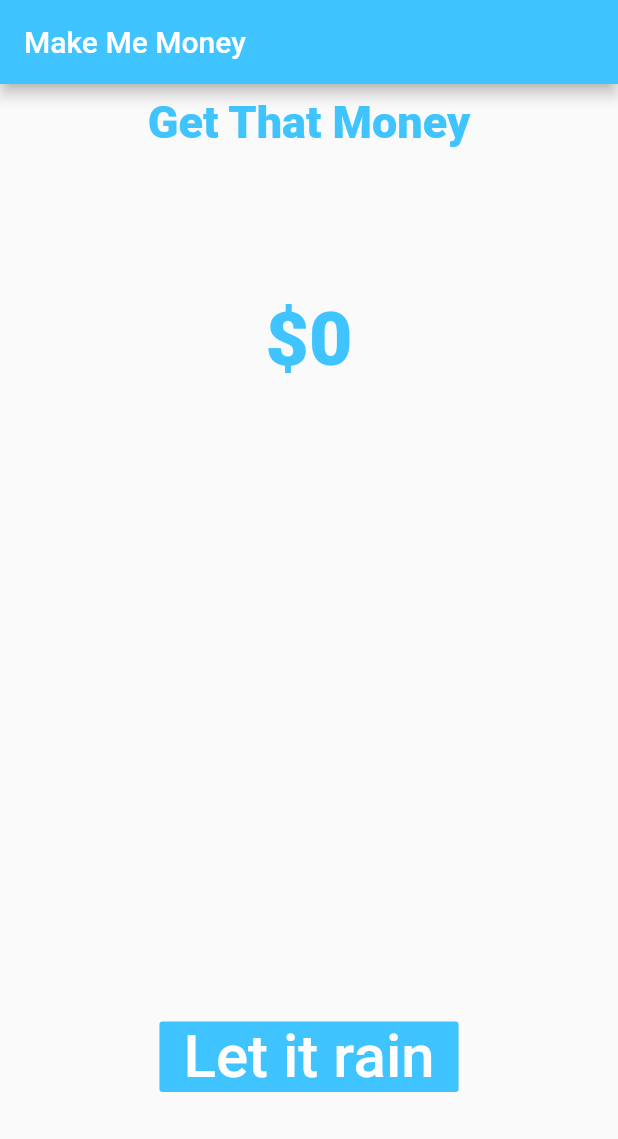
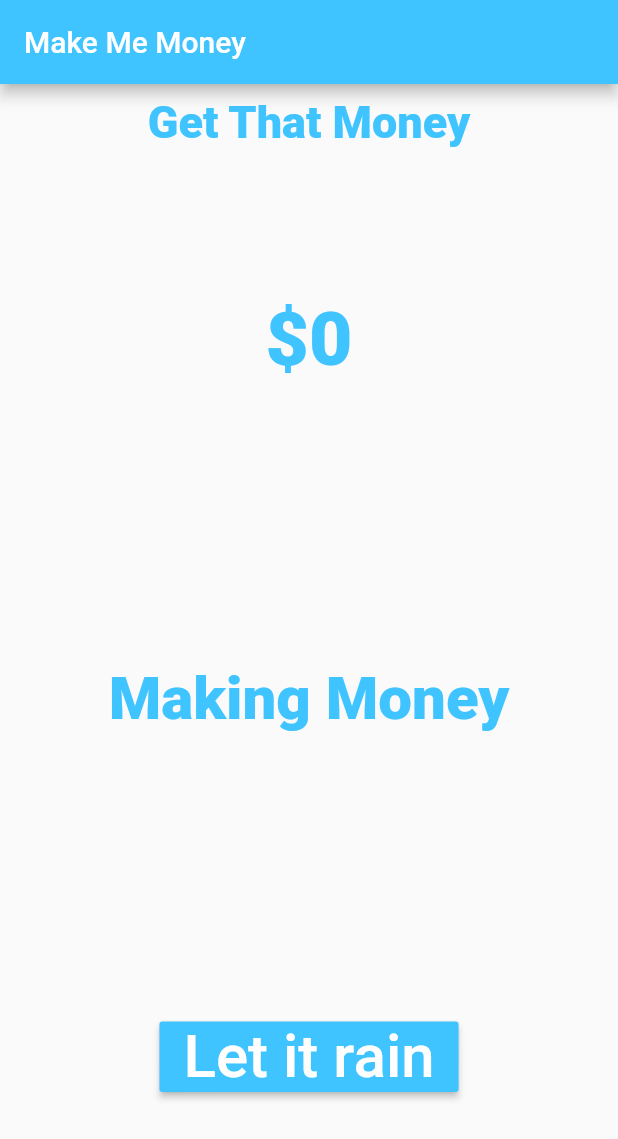
Before and after one commit to Miguelacosta90/Flutter_Fake_Money_App, a Flutter app: the screen it shows after launch, on a phone screen of 412 x 824 dp. Shown: the top 1139 px of the screen. Run offline on Flutter 3.47's test engine with Material 2 defaults, Android fonts, the phone set to English and light mode, and no system bars.

Commit message:
adding new colors

```diff
--- a/lib/ui/home.dart
+++ b/lib/ui/home.dart
@@ -9,15 +9,12 @@ class MakeItRain extends StatefulWidget {
 
 class MakeItRainState extends State<MakeItRain> {
   int _moneyCounter = 0;
-  bool _visible = true;
+  var _makingMoney = "Making Money";
 
   void _rainMoney() {
     setState(() {
+      //Testing methods to fade the text on every press.
       _moneyCounter = _moneyCounter + 100;
-      //Testing methods to fade the text on every press.
-      if (_moneyCounter >= 100) {
-        _visible = !_visible;
-      }
     });
   }
 
@@ -26,7 +23,7 @@ class MakeItRainState extends State<MakeItRain> {
     return new Scaffold(
       appBar: new AppBar(
         title: new Text("Make Me Money"),
-        backgroundColor: Colors.lightBlueAccent,
+        backgroundColor: _moneyCounter > 2000 ? Colors.yellow : Colors.lightBlueAccent,
       ),
       body: new Container(
         child: new Column(
@@ -37,7 +34,7 @@ class MakeItRainState extends State<MakeItRain> {
                 child: new Text(
                   "Get That Money",
                   style: new TextStyle(
-                    color: Colors.lightBlueAccent,
+                    color: _moneyCounter > 2000 ? Colors.yellow : Colors.lightBlueAccent,
                     fontWeight: FontWeight.w900,
                     fontSize: 30.0,
                   ),
@@ -48,30 +45,27 @@ class MakeItRainState extends State<MakeItRain> {
                 child: new Center(
               child: new Text('\$$_moneyCounter',
                   style: new TextStyle(
-                    color: Colors.lightBlueAccent,
+                    color: _moneyCounter > 2000 ? Colors.yellow : Colors.lightBlueAccent,
                     fontSize: 50.0,
                     fontWeight: FontWeight.w800,
                   )),
             )),
             new Expanded(
-              child: new AnimatedOpacity(
-                  opacity: _visible ? 0.0 : 1.0,
-                  duration: Duration(milliseconds: 500),
               child: new Center(
                 child: new Text(
-                      "making money",
+                  '$_makingMoney',
                   style: new TextStyle(
                     fontSize: 40.0,
                     fontWeight: FontWeight.w900,
-                        color: Colors.lightBlueAccent,
+                    color: _moneyCounter > 2000 ? Colors.yellow : Colors.lightBlueAccent,
                   ),
                 ),
-                  )),
+              ),
             ),
             new Expanded(
                 child: new Center(
-              child: new FlatButton(
-                color: Colors.lightBlueAccent,
+              child: new RaisedButton(
+                color: _moneyCounter > 2000 ? Colors.yellow : Colors.lightBlueAccent,
                 textColor: Colors.white,
                 onPressed: _rainMoney,
                 child: new Text(
```
Lines whose indentation alone changed are shown as unchanged.
